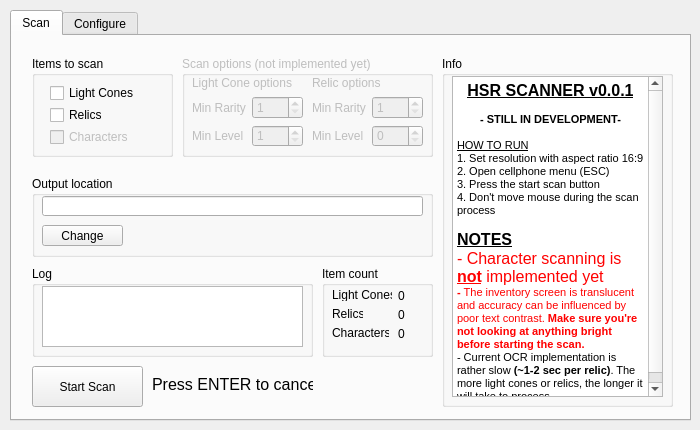
The window that src/ui/hsr_scanner.ui (kel-z/HSR-Scanner) describes before a commit, drawn with Qt 5.
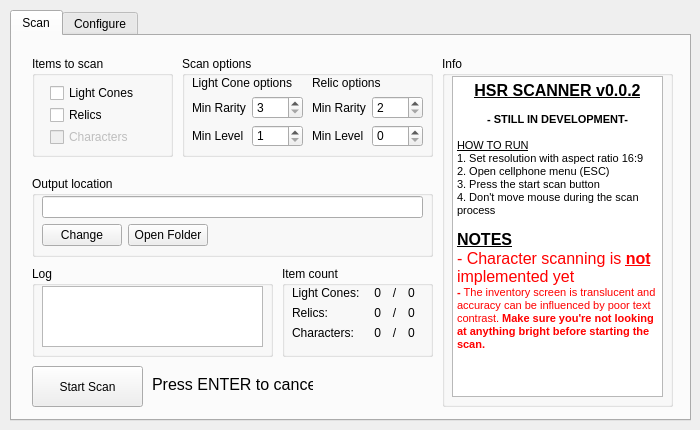
The same window after the commit.

What changed in the file:
```diff
--- a/src/ui/hsr_scanner.ui
+++ b/src/ui/hsr_scanner.ui
@@ -119,97 +119,148 @@
      <widget class="QGroupBox" name="groupBox">
       <property name="geometry">
        <rect>
-        <x>310</x>
+        <x>270</x>
         <y>230</y>
-        <width>111</width>
+        <width>151</width>
         <height>91</height>
        </rect>
       </property>
       <property name="title">
        <string>Item count</string>
       </property>
-      <widget class="QLabel" name="labelRelicCount">
+      <widget class="QWidget" name="formLayoutWidget">
        <property name="geometry">
         <rect>
-         <x>76</x>
-         <y>41</y>
-         <width>31</width>
-         <height>16</height>
-        </rect>
-       </property>
-       <property name="text">
-        <string>0</string>
-       </property>
-      </widget>
-      <widget class="QLabel" name="labelLightConeCount">
-       <property name="geometry">
-        <rect>
-         <x>76</x>
-         <y>22</y>
-         <width>31</width>
-         <height>16</height>
-        </rect>
-       </property>
-       <property name="text">
-        <string>0</string>
-       </property>
-      </widget>
-      <widget class="QLabel" name="label_23">
-       <property name="geometry">
-        <rect>
          <x>10</x>
-         <y>22</y>
-         <width>60</width>
-         <height>13</height>
+         <y>20</y>
+         <width>131</width>
+         <height>61</height>
         </rect>
        </property>
-       <property name="text">
-        <string>Light Cones:</string>
-       </property>
-      </widget>
-      <widget class="QLabel" name="label_24">
-       <property name="geometry">
-        <rect>
-         <x>10</x>
-         <y>41</y>
-         <width>31</width>
-         <height>13</height>
-        </rect>
-       </property>
-       <property name="text">
-        <string>Relics:</string>
-       </property>
-      </widget>
-      <widget class="QLabel" name="labelCharacterCount">
-       <property name="geometry">
-        <rect>
-         <x>76</x>
-         <y>60</y>
-         <width>31</width>
-         <height>16</height>
-        </rect>
-       </property>
-       <property name="text">
-        <string>0</string>
-       </property>
-      </widget>
-      <widget class="QLabel" name="label_25">
-       <property name="geometry">
-        <rect>
-         <x>10</x>
-         <y>60</y>
-         <width>57</width>
-         <height>13</height>
-        </rect>
-       </property>
-       <property name="text">
-        <string>Characters:</string>
-       </property>
+       <layout class="QFormLayout" name="formLayout_3">
+        <item row="0" column="0">
+         <widget class="QLabel" name="label_23">
+          <property name="text">
+           <string>Light Cones:</string>
+          </property>
+         </widget>
+        </item>
+        <item row="1" column="0">
+         <widget class="QLabel" name="label_24">
+          <property name="text">
+           <string>Relics:</string>
+          </property>
+         </widget>
+        </item>
+        <item row="2" column="0">
+         <widget class="QLabel" name="label_25">
+          <property name="text">
+           <string>Characters:</string>
+          </property>
+         </widget>
+        </item>
+        <item row="0" column="1">
+         <layout class="QHBoxLayout" name="horizontalLayout_2">
+          <item>
+           <widget class="QLabel" name="labelLightConeProcessed">
+            <property name="layoutDirection">
+             <enum>Qt::LeftToRight</enum>
+            </property>
+            <property name="text">
+             <string>0</string>
+            </property>
+            <property name="alignment">
+             <set>Qt::AlignRight|Qt::AlignTrailing|Qt::AlignVCenter</set>
+            </property>
+           </widget>
+          </item>
+          <item>
+           <widget class="QLabel" name="label_5">
+            <property name="text">
+             <string>/</string>
+            </property>
+            <property name="alignment">
+             <set>Qt::AlignCenter</set>
+            </property>
+           </widget>
+          </item>
+          <item>
+           <widget class="QLabel" name="labelLightConeCount">
+            <property name="text">
+             <string>0</string>
+            </property>
+           </widget>
+          </item>
+         </layout>
+        </item>
+        <item row="1" column="1">
+         <layout class="QHBoxLayout" name="horizontalLayout_3">
+          <item>
+           <widget class="QLabel" name="labelRelicProcessed">
+            <property name="text">
+             <string>0</string>
+            </property>
+            <property name="alignment">
+             <set>Qt::AlignRight|Qt::AlignTrailing|Qt::AlignVCenter</set>
+            </property>
+           </widget>
+          </item>
+          <item>
+           <widget class="QLabel" name="label_12">
+            <property name="text">
+             <string>/</string>
+            </property>
+            <property name="alignment">
+             <set>Qt::AlignCenter</set>
+            </property>
+           </widget>
+          </item>
+          <item>
+           <widget class="QLabel" name="labelRelicCount">
+            <property name="text">
+             <string>0</string>
+            </property>
+           </widget>
+          </item>
+         </layout>
+        </item>
+        <item row="2" column="1">
+         <layout class="QHBoxLayout" name="horizontalLayout_4">
+          <item>
+           <widget class="QLabel" name="labelCharacterProcessed">
+            <property name="text">
+             <string>0</string>
+            </property>
+            <property name="alignment">
+             <set>Qt::AlignRight|Qt::AlignTrailing|Qt::AlignVCenter</set>
+            </property>
+           </widget>
+          </item>
+          <item>
+           <widget class="QLabel" name="label_14">
+            <property name="text">
+             <string>/</string>
+            </property>
+            <property name="alignment">
+             <set>Qt::AlignCenter</set>
+            </property>
+           </widget>
+          </item>
+          <item>
+           <widget class="QLabel" name="labelCharacterCount">
+            <property name="text">
+             <string>0</string>
+            </property>
+           </widget>
+          </item>
+         </layout>
+        </item>
+       </layout>
       </widget>
      </widget>
      <widget class="QGroupBox" name="groupBox_2">
       <property name="enabled">
-       <bool>false</bool>
+       <bool>true</bool>
       </property>
       <property name="geometry">
        <rect>
@@ -220,7 +271,7 @@
        </rect>
       </property>
       <property name="title">
-       <string>Scan options (not implemented yet)</string>
+       <string>Scan options</string>
       </property>
       <widget class="QWidget" name="formLayoutWidget_2">
        <property name="geometry">
@@ -234,6 +285,9 @@
        <layout class="QFormLayout" name="formLayout_2">
         <item row="1" column="0">
          <widget class="QLabel" name="label_3">
+          <property name="enabled">
+           <bool>true</bool>
+          </property>
           <property name="text">
            <string>Min Rarity</string>
           </property>
@@ -241,19 +295,25 @@
         </item>
         <item row="1" column="1">
          <widget class="QSpinBox" name="spinBoxLightConeMinRarity">
+          <property name="enabled">
+           <bool>true</bool>
+          </property>
           <property name="minimum">
-           <number>1</number>
+           <number>3</number>
           </property>
           <property name="maximum">
            <number>5</number>
           </property>
           <property name="value">
-           <number>1</number>
+           <number>3</number>
           </property>
          </widget>
         </item>
         <item row="2" column="0">
          <widget class="QLabel" name="label_4">
+          <property name="enabled">
+           <bool>true</bool>
+          </property>
           <property name="text">
            <string>Min Level</string>
           </property>
@@ -261,6 +321,9 @@
         </item>
         <item row="2" column="1">
          <widget class="QSpinBox" name="spinBoxLightConeMinLevel">
+          <property name="enabled">
+           <bool>true</bool>
+          </property>
           <property name="minimum">
            <number>1</number>
           </property>
@@ -271,6 +334,9 @@
         </item>
         <item row="0" column="0" colspan="2">
          <widget class="QLabel" name="label_2">
+          <property name="enabled">
+           <bool>true</bool>
+          </property>
           <property name="text">
            <string>Light Cone options</string>
           </property>
@@ -298,13 +364,13 @@
         <item row="1" column="1">
          <widget class="QSpinBox" name="spinBoxRelicMinRarity">
           <property name="minimum">
-           <number>1</number>
+           <number>2</number>
           </property>
           <property name="maximum">
            <number>5</number>
           </property>
           <property name="value">
-           <number>1</number>
+           <number>2</number>
           </property>
          </widget>
         </item>
@@ -350,28 +416,47 @@
       <property name="title">
        <string>Output location</string>
       </property>
-      <widget class="QPushButton" name="pushButtonChangeLocation">
-       <property name="geometry">
-        <rect>
-         <x>10</x>
-         <y>49</y>
-         <width>81</width>
-         <height>21</height>
-        </rect>
-       </property>
-       <property name="text">
-        <string>Change</string>
-       </property>
-      </widget>
-      <widget class="QLineEdit" name="lineEditOutputLocation">
+      <widget class="QWidget" name="gridLayoutWidget">
        <property name="geometry">
         <rect>
          <x>10</x>
          <y>20</y>
          <width>381</width>
-         <height>20</height>
+         <height>51</height>
         </rect>
        </property>
+       <layout class="QGridLayout" name="gridLayout">
+        <item row="1" column="1">
+         <widget class="QPushButton" name="pushButtonOpenLocation">
+          <property name="text">
+           <string>Open Folder</string>
+          </property>
+         </widget>
+        </item>
+        <item row="1" column="0">
+         <widget class="QPushButton" name="pushButtonChangeLocation">
+          <property name="text">
+           <string>Change</string>
+          </property>
+         </widget>
+        </item>
+        <item row="1" column="2">
+         <spacer name="horizontalSpacer">
+          <property name="orientation">
+           <enum>Qt::Horizontal</enum>
+          </property>
+          <property name="sizeHint" stdset="0">
+           <size>
+            <width>40</width>
+            <height>20</height>
+           </size>
+          </property>
+         </spacer>
+        </item>
+        <item row="0" column="0" colspan="3">
+         <widget class="QLineEdit" name="lineEditOutputLocation"/>
+        </item>
+       </layout>
       </widget>
      </widget>
      <widget class="QGroupBox" name="groupBox_4">
@@ -403,7 +488,7 @@
 &lt;html&gt;&lt;head&gt;&lt;meta name=&quot;qrichtext&quot; content=&quot;1&quot; /&gt;&lt;style type=&quot;text/css&quot;&gt;
 p, li { white-space: pre-wrap; }
 &lt;/style&gt;&lt;/head&gt;&lt;body style=&quot; font-family:'MS Shell Dlg 2'; font-size:8.25pt; font-weight:400; font-style:normal;&quot;&gt;
-&lt;p align=&quot;center&quot; style=&quot; margin-top:0px; margin-bottom:0px; margin-left:0px; margin-right:0px; -qt-block-indent:0; text-indent:0px;&quot;&gt;&lt;span style=&quot; font-size:12pt; font-weight:600; text-decoration: underline;&quot;&gt;HSR SCANNER v0.0.1&lt;/span&gt;&lt;/p&gt;
+&lt;p align=&quot;center&quot; style=&quot; margin-top:0px; margin-bottom:0px; margin-left:0px; margin-right:0px; -qt-block-indent:0; text-indent:0px;&quot;&gt;&lt;span style=&quot; font-size:12pt; font-weight:600; text-decoration: underline;&quot;&gt;HSR SCANNER v0.0.2&lt;/span&gt;&lt;/p&gt;
 &lt;p style=&quot;-qt-paragraph-type:empty; margin-top:0px; margin-bottom:0px; margin-left:0px; margin-right:0px; -qt-block-indent:0; text-indent:0px;&quot;&gt;&lt;br /&gt;&lt;/p&gt;
 &lt;p align=&quot;center&quot; style=&quot; margin-top:0px; margin-bottom:0px; margin-left:0px; margin-right:0px; -qt-block-indent:0; text-indent:0px;&quot;&gt;&lt;span style=&quot; font-weight:600;&quot;&gt;- STILL IN DEVELOPMENT-&lt;/span&gt;&lt;/p&gt;
 &lt;p align=&quot;center&quot; style=&quot;-qt-paragraph-type:empty; margin-top:0px; margin-bottom:0px; margin-left:0px; margin-right:0px; -qt-block-indent:0; text-indent:0px;&quot;&gt;&lt;br /&gt;&lt;/p&gt;
@@ -415,8 +500,7 @@
 &lt;p style=&quot;-qt-paragraph-type:empty; margin-top:0px; margin-bottom:0px; margin-left:0px; margin-right:0px; -qt-block-indent:0; text-indent:0px; font-size:8pt;&quot;&gt;&lt;br /&gt;&lt;/p&gt;
 &lt;p style=&quot; margin-top:0px; margin-bottom:0px; margin-left:0px; margin-right:0px; -qt-block-indent:0; text-indent:0px;&quot;&gt;&lt;span style=&quot; font-size:12pt; font-weight:600; text-decoration: underline;&quot;&gt;NOTES&lt;/span&gt;&lt;/p&gt;
 &lt;p style=&quot; margin-top:0px; margin-bottom:0px; margin-left:0px; margin-right:0px; -qt-block-indent:0; text-indent:0px;&quot;&gt;&lt;span style=&quot; font-size:12pt; color:#ff0000;&quot;&gt;- Character scanning is &lt;/span&gt;&lt;span style=&quot; font-size:12pt; font-weight:600; text-decoration: underline; color:#ff0000;&quot;&gt;not&lt;/span&gt;&lt;span style=&quot; font-size:12pt; color:#ff0000;&quot;&gt; implemented yet&lt;/span&gt;&lt;/p&gt;
-&lt;p style=&quot; margin-top:0px; margin-bottom:0px; margin-left:0px; margin-right:0px; -qt-block-indent:0; text-indent:0px;&quot;&gt;&lt;span style=&quot; font-size:8pt; font-weight:600; color:#ff0000;&quot;&gt;- &lt;/span&gt;&lt;span style=&quot; font-size:8pt; color:#ff0000;&quot;&gt;The inventory screen is translucent and accuracy can be influenced by poor text contrast. &lt;/span&gt;&lt;span style=&quot; font-size:8pt; font-weight:600; color:#ff0000;&quot;&gt;Make sure you're not looking at anything bright before starting the scan.&lt;/span&gt;&lt;/p&gt;
-&lt;p style=&quot; margin-top:0px; margin-bottom:0px; margin-left:0px; margin-right:0px; -qt-block-indent:0; text-indent:0px;&quot;&gt;- Current OCR implementation is rather slow &lt;span style=&quot; font-weight:600;&quot;&gt;(~1-2 sec per relic)&lt;/span&gt;. The more light cones or relics, the longer it will take to process.&lt;/p&gt;&lt;/body&gt;&lt;/html&gt;</string>
+&lt;p style=&quot; margin-top:0px; margin-bottom:0px; margin-left:0px; margin-right:0px; -qt-block-indent:0; text-indent:0px;&quot;&gt;&lt;span style=&quot; font-size:8pt; font-weight:600; color:#ff0000;&quot;&gt;- &lt;/span&gt;&lt;span style=&quot; font-size:8pt; color:#ff0000;&quot;&gt;The inventory screen is translucent and accuracy can be influenced by poor text contrast. &lt;/span&gt;&lt;span style=&quot; font-size:8pt; font-weight:600; color:#ff0000;&quot;&gt;Make sure you're not looking at anything bright before starting the scan.&lt;/span&gt;&lt;/p&gt;&lt;/body&gt;&lt;/html&gt;</string>
        </property>
       </widget>
      </widget>
@@ -443,7 +527,7 @@
        <rect>
         <x>20</x>
         <y>230</y>
-        <width>281</width>
+        <width>241</width>
         <height>91</height>
        </rect>
       </property>
@@ -455,7 +539,7 @@
         <rect>
          <x>10</x>
          <y>20</y>
-         <width>261</width>
+         <width>221</width>
          <height>61</height>
         </rect>
        </property>
```
Left out of the diff: 2 changed lines with no effect on the pictures.
